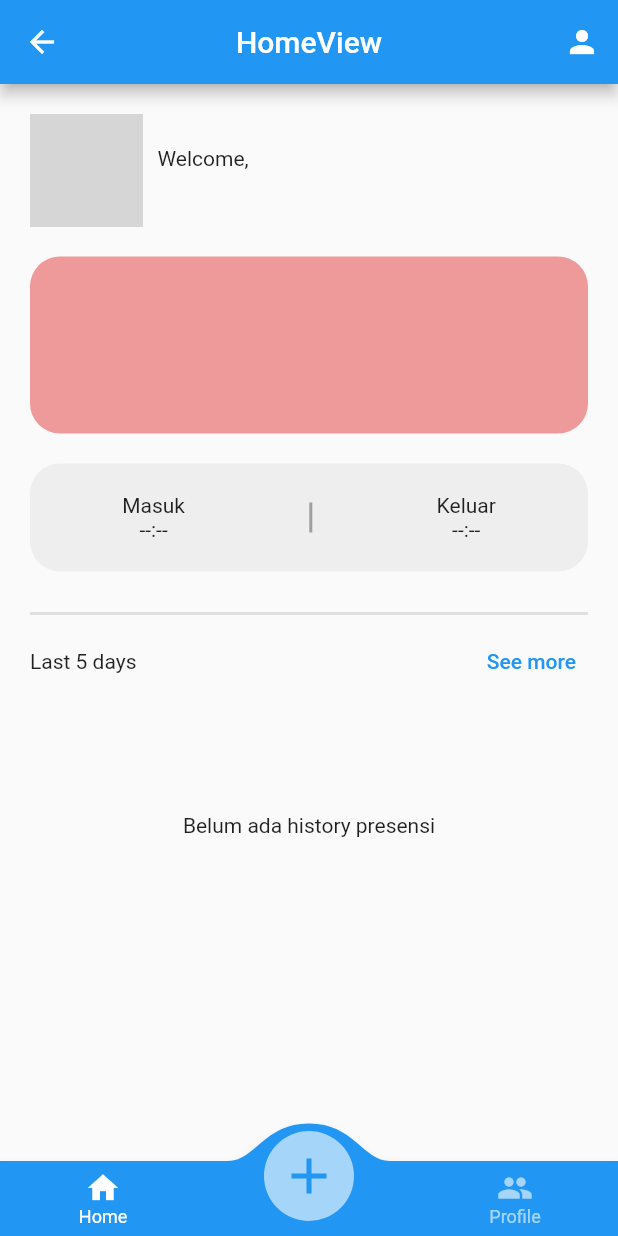
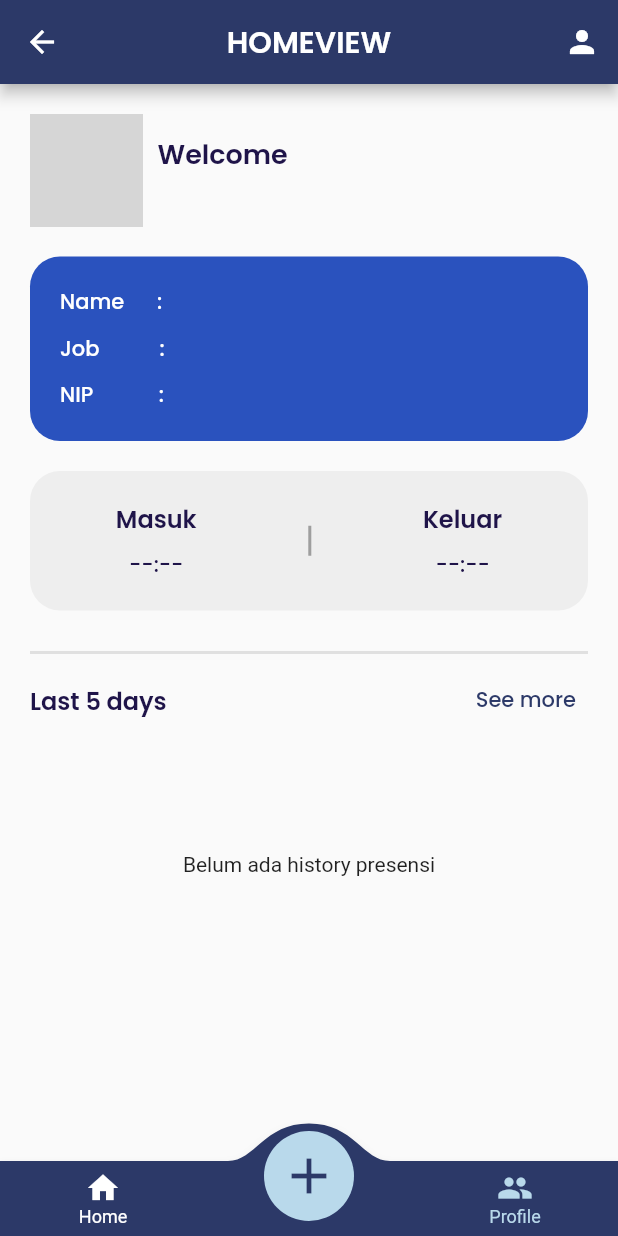
Before and after one commit to IchalAlwiros/presence_app, a Flutter app: the HomeView screen opened by its route, on a phone screen of 412 x 824 dp. Run offline on Flutter 3.47's test engine with Material 2 defaults, Android fonts, the phone set to English and light mode, and no system bars; drawn by our look-alikes of convex_bottom_bar; our stand-ins replace cloud_firestore, firebase_auth, firebase_core, firebase_storage, geocoding, geolocator and 3 more; accounts and stored records are empty; network calls fail; grey boxes are pictures that could not be loaded.

Commit message:
update sizedbox and home,profile page

```diff
--- a/lib/app/modules/add_pegawai/controllers/add_pegawai_controller.dart
+++ b/lib/app/modules/add_pegawai/controllers/add_pegawai_controller.dart
@@ -104,7 +104,7 @@ class AddPegawaiController extends GetxController {
           content: Column(
             children: [
               Text("Masukan password untuk validasi admin"),
-              SizedBox(height: 10),
+              const SizedBox(height: 10),
               TextField(
                 controller: passAdminC,
                 autocorrect: false,
--- a/lib/app/modules/add_pegawai/views/add_pegawai_view.dart
+++ b/lib/app/modules/add_pegawai/views/add_pegawai_view.dart
@@ -23,7 +23,7 @@ class AddPegawaiView extends GetView<AddPegawaiController> {
                 border: OutlineInputBorder(),
               ),
             ),
-            SizedBox(height: 20),
+            const SizedBox(height: 20),
             TextFormField(
               autocorrect: false,
               controller: controller.nameC,
@@ -40,7 +40,7 @@ class AddPegawaiView extends GetView<AddPegawaiController> {
                 border: OutlineInputBorder(),
               ),
             ),
-            SizedBox(height: 20),
+            const SizedBox(height: 20),
             TextFormField(
               autocorrect: false,
               controller: controller.emailC,
@@ -49,7 +49,7 @@ class AddPegawaiView extends GetView<AddPegawaiController> {
                 border: OutlineInputBorder(),
               ),
             ),
-            SizedBox(height: 30),
+            const SizedBox(height: 30),
             ElevatedButton(
               onPressed: () async {
                 if (controller.isLoading.isFalse) {
--- a/lib/app/modules/all_presesensi/views/all_presesensi_view.dart
+++ b/lib/app/modules/all_presesensi/views/all_presesensi_view.dart
@@ -67,7 +67,7 @@ class AllPresesensiView extends GetView<AllPresesensiController> {
                                 ),
                                 Text(
                                     '${DateFormat.jms().format(DateTime.now())}'),
-                                SizedBox(height: 10),
+                                const SizedBox(height: 10),
                                 Text('Keluar'),
                                 Text('${DateTime.now()}'),
                               ],
--- a/lib/app/modules/detail_presensi/views/detail_presensi_view.dart
+++ b/lib/app/modules/detail_presensi/views/detail_presensi_view.dart
@@ -28,7 +28,7 @@ class DetailPresensiView extends GetView<DetailPresensiController> {
                   Center(
                       child: Text(
                           '${DateFormat.yMMMMEEEEd().format(DateTime.now())}')),
-                  SizedBox(height: 20),
+                  const SizedBox(height: 20),
                   Text('Masuk'),
                   Text('Jam : ${DateFormat.jms().format(DateTime.now())}'),
                   Text(
@@ -37,7 +37,7 @@ class DetailPresensiView extends GetView<DetailPresensiController> {
                   Text(
                     'Status: -6, 32436',
                   ),
-                  SizedBox(
+                  const SizedBox(
                     height: 20,
                   ),
                   Text('Keluar'),
--- a/lib/app/modules/forgot_password/views/forgot_password_view.dart
+++ b/lib/app/modules/forgot_password/views/forgot_password_view.dart
@@ -22,7 +22,7 @@ class ForgotPasswordView extends GetView<ForgotPasswordController> {
               border: OutlineInputBorder(),
             ),
           ),
-          SizedBox(
+          const SizedBox(
             height: 20,
           ),
           Obx(() => ElevatedButton(
--- a/lib/app/modules/home/views/home_view.dart
+++ b/lib/app/modules/home/views/home_view.dart
@@ -9,6 +9,7 @@ import 'package:get/get.dart';
 import 'package:intl/intl.dart';
 import 'package:presence_app/app/controllers/page_index_controller.dart';
 import 'package:presence_app/app/routes/app_pages.dart';
+import 'package:presence_app/app/theme/theme.dart';
 
 import '../controllers/home_controller.dart';
 
@@ -18,31 +19,18 @@ class HomeView extends GetView<HomeController> {
   Widget build(BuildContext context) {
     return Scaffold(
       appBar: AppBar(
-        title: Text('HomeView'),
+        title: Text(
+          'HOMEVIEW',
+          style: whiteTextStyle.copyWith(
+            fontWeight: semiBold,
+          ),
+        ),
+        backgroundColor: kPrimaryColor,
         centerTitle: true,
         actions: [
           IconButton(
               onPressed: () => Get.toNamed(Routes.PAGE_PROFILE),
               icon: Icon(Icons.person))
-
-          // StreamBuilder<DocumentSnapshot<Map<String, dynamic>>>(
-          //     stream: controller.streamRole(), //untuk memantau role
-          //     builder: (context, snapshot) {
-          //       if (snapshot.connectionState == ConnectionState.waiting) {
-          //         return SizedBox();
-          //       }
-          //       String role = snapshot.data!.data()!["role"];
-          //       return IconButton(onPressed: () =>  Get.toNamed((role == 'admin') ? Routes.ADD_PEGAWAI) :, icon: icon)
-          //       // if (role == "admin") {
-          //       //   //Ini admin
-          //       //   return IconButton(
-          //       //     onPressed: () => Get.toNamed(Routes.ADD_PEGAWAI),
-          //       //     icon: Icon(Icons.person),
-          //       //   );
-          //       // } else {
-          //       //   return SizedBox();
-          //       // }
-          //     }),
         ],
       ),
       body: StreamBuilder<DocumentSnapshot<Map<String, dynamic>>>(
@@ -76,11 +64,17 @@ class HomeView extends GetView<HomeController> {
                           ),
                         ),
                       ),
-                      SizedBox(width: 10),
+                      const SizedBox(width: 10),
                       Column(
                         crossAxisAlignment: CrossAxisAlignment.start,
                         children: [
-                          Text('Welcome, '),
+                          Text(
+                            'Welcome',
+                            style: blackTextStyle.copyWith(
+                              fontSize: 18,
+                              fontWeight: semiBold,
+                            ),
+                          ),
                           Container(
                             width: 200,
                             child: Text(
@@ -88,31 +82,49 @@ class HomeView extends GetView<HomeController> {
                                   ? '${user['address']}'
                                   : "Belum Ada Posisi",
                               textAlign: TextAlign.left,
+                              style: blackTextStyle.copyWith(
+                                fontWeight: light,
+                              ),
                             ),
                           ),
                         ],
                       ),
                     ],
                   ),
-                  SizedBox(height: 20),
+                  const SizedBox(height: 20),
                   Container(
                     padding: EdgeInsets.all(20),
                     decoration: BoxDecoration(
-                      color: Colors.red[200],
+                      color: kBackgroundColor,
                       borderRadius: BorderRadius.circular(20),
                     ),
                     child: Column(
                       crossAxisAlignment: CrossAxisAlignment.start,
                       children: [
-                        Text('${user["job"]}'),
-                        SizedBox(height: 20),
-                        Text('${user["nip"]}'),
-                        SizedBox(height: 10),
-                        Text('${user["name"]}'),
+                        Text(
+                          'Name      :  ${user["name"]}',
+                          style: whiteTextStyle.copyWith(
+                            fontWeight: medium,
+                          ),
+                        ),
+                        const SizedBox(height: 10),
+                        Text(
+                          'Job           :  ${user["job"]}',
+                          style: whiteTextStyle.copyWith(
+                            fontWeight: medium,
+                          ),
+                        ),
+                        const SizedBox(height: 10),
+                        Text(
+                          'NIP            :  ${user["nip"]}',
+                          style: whiteTextStyle.copyWith(
+                            fontWeight: medium,
+                          ),
+                        ),
                       ],
                     ),
                   ),
-                  SizedBox(height: 20),
+                  const SizedBox(height: 20),
                   Container(
                     padding: EdgeInsets.all(20),
                     decoration: BoxDecoration(
@@ -139,10 +151,22 @@ class HomeView extends GetView<HomeController> {
                                 children: [
                                   Column(
                                     children: [
-                                      Text('Masuk'),
-                                      Text(dataToday?['masuk'] == null
-                                          ? '--:--'
-                                          : "${DateFormat.jms().format(DateTime.parse(dataToday!['masuk']['date']))}"),
+                                      Text(
+                                        'Masuk',
+                                        style: blackTextStyle.copyWith(
+                                          fontWeight: semiBold,
+                                          fontSize: 16,
+                                        ),
+                                      ),
+                                      const SizedBox(height: 8),
+                                      Text(
+                                        dataToday?['masuk'] == null
+                                            ? '--:--'
+                                            : "${DateFormat.jms().format(DateTime.parse(dataToday!['masuk']['date']))}",
+                                        style: blackTextStyle.copyWith(
+                                          fontWeight: medium,
+                                        ),
+                                      ),
                                     ],
                                   ),
                                   Container(
@@ -152,17 +176,29 @@ class HomeView extends GetView<HomeController> {
                                   ),
                                   Column(
                                     children: [
-                                      Text("Keluar"),
-                                      Text(dataToday?['keluar'] == null
-                                          ? '--:--'
-                                          : "${DateFormat.jms().format(DateTime.parse(dataToday!['keluar']['date']))}"),
+                                      Text(
+                                        "Keluar",
+                                        style: blackTextStyle.copyWith(
+                                          fontWeight: semiBold,
+                                          fontSize: 16,
+                                        ),
+                                      ),
+                                      const SizedBox(height: 8),
+                                      Text(
+                                        dataToday?['keluar'] == null
+                                            ? '--:--'
+                                            : "${DateFormat.jms().format(DateTime.parse(dataToday!['keluar']['date']))}",
+                                        style: blackTextStyle.copyWith(
+                                          fontWeight: medium,
+                                        ),
+                                      ),
                                     ],
                                   )
                                 ],
                               );
                             }),
                   ),
-                  SizedBox(height: 20),
+                  const SizedBox(height: 20),
                   Divider(
                     color: Colors.grey[300],
                     thickness: 2,
@@ -170,15 +206,27 @@ class HomeView extends GetView<HomeController> {
                   Row(
                     mainAxisAlignment: MainAxisAlignment.spaceBetween,
                     children: [
-                      Text('Last 5 days'),
+                      Text(
+                        'Last 5 days',
+                        style: blackTextStyle.copyWith(
+                          fontWeight: semiBold,
+                          fontSize: 16,
+                        ),
+                      ),
                       TextButton(
-                          onPressed: () {
-                            Get.toNamed(Routes.ALL_PRESESENSI);
-                          },
-                          child: Text('See more')),
+                        onPressed: () {
+                          Get.toNamed(Routes.ALL_PRESESENSI);
+                        },
+                        child: Text(
+                          'See more',
+                          style: blueTextStyle.copyWith(
+                            fontWeight: medium,
+                          ),
+                        ),
+                      ),
                     ],
                   ),
-                  SizedBox(height: 10),
+                  const SizedBox(height: 10),
                   StreamBuilder<QuerySnapshot<Map<String, dynamic>>>(
                       stream: controller.streamLastPresence(),
                       builder: (context, snapshotPresence) {
@@ -188,7 +236,7 @@ class HomeView extends GetView<HomeController> {
                         }
                         if (snapshotPresence.data?.docs.length == 0 ||
                             snapshotPresence.data == null) {
-                          return SizedBox(
+                          return const SizedBox(
                             height: 150,
                             child: Center(
                               child: Text('Belum ada history presensi'),
@@ -232,19 +280,30 @@ class HomeView extends GetView<HomeController> {
                                           mainAxisAlignment:
                                               MainAxisAlignment.spaceBetween,
                                           children: [
-                                            Text('Masuk'),
                                             Text(
-                                                '${DateFormat.yMMMEd().format(DateTime.parse(data['date']))}'),
+                                              'Masuk',
+                                              style: blackTextStyle.copyWith(
+                                                  fontWeight: semiBold),
+                                            ),
+                                            Text(
+                                              '${DateFormat.yMMMEd().format(DateTime.parse(data['date']))}',
+                                              style: blackTextStyle,
+                                            ),
                                           ],
                                         ),
                                         Text(
-                                            '${data['masuk']?['date'] == null ? '--:--' : DateFormat.jms().format(DateTime.parse(data['masuk']!['date']))}'),
-                                        SizedBox(height: 10),
-                                        Text('Keluar'),
+                                          '${data['masuk']?['date'] == null ? '--:--' : DateFormat.jms().format(DateTime.parse(data['masuk']!['date']))}',
+                                          style: blackTextStyle,
+                                        ),
+                                        const SizedBox(height: 10),
+                                        Text('Keluar',
+                                            style: blackTextStyle.copyWith(
+                                                fontWeight: semiBold)),
                                         Text(
                                           // '${DateFormat.jms().format(DateTime.parse(data['masuk']?['date']))}'
 
                                           '${data['keluar']?['date'] == null ? '--:--' : DateFormat.jms().format(DateTime.parse(data['keluar']!['date']))}',
+                                          style: blackTextStyle,
                                         ),
                                       ],
                                     ),
@@ -264,6 +323,8 @@ class HomeView extends GetView<HomeController> {
             }
           }),
       bottomNavigationBar: ConvexAppBar(
+        color: kTifanyColor,
+        backgroundColor: kPrimaryColor,
         style: TabStyle.fixedCircle,
         items: [
           TabItem(icon: Icons.home, title: 'Home'),
--- a/lib/app/modules/login/views/login_view.dart
+++ b/lib/app/modules/login/views/login_view.dart
@@ -23,7 +23,7 @@ class LoginView extends GetView<LoginController> {
                 border: OutlineInputBorder(),
               ),
             ),
-            SizedBox(
+            const SizedBox(
               height: 20,
             ),
             TextFormField(
@@ -34,7 +34,7 @@ class LoginView extends GetView<LoginController> {
                 border: OutlineInputBorder(),
               ),
             ),
-            SizedBox(
+            const SizedBox(
               height: 20,
             ),
             //obx fungsinya spt set state
--- a/lib/app/modules/new_password/views/new_password_view.dart
+++ b/lib/app/modules/new_password/views/new_password_view.dart
@@ -23,7 +23,7 @@ class NewPasswordView extends GetView<NewPasswordController> {
                 border: OutlineInputBorder(),
               ),
             ),
-            SizedBox(
+            const SizedBox(
               height: 30,
             ),
             ElevatedButton(
--- a/lib/app/modules/update_password/views/update_password_view.dart
+++ b/lib/app/modules/update_password/views/update_password_view.dart
@@ -23,7 +23,7 @@ class UpdatePasswordView extends GetView<UpdatePasswordController> {
                 border: OutlineInputBorder(),
               ),
             ),
-            SizedBox(height: 20),
+            const SizedBox(height: 20),
             TextFormField(
               controller: controller.newC,
               autocorrect: false,
@@ -32,7 +32,7 @@ class UpdatePasswordView extends GetView<UpdatePasswordController> {
                 border: OutlineInputBorder(),
               ),
             ),
-            SizedBox(height: 20),
+            const SizedBox(height: 20),
             TextFormField(
               controller: controller.confrimC,
               autocorrect: false,
@@ -41,7 +41,7 @@ class UpdatePasswordView extends GetView<UpdatePasswordController> {
                 border: OutlineInputBorder(),
               ),
             ),
-            SizedBox(height: 30),
+            const SizedBox(height: 30),
             Obx(() => ElevatedButton(
                 onPressed: () {
                   if (controller.isLoading.isFalse) {
--- a/lib/app/theme/theme.dart
+++ b/lib/app/theme/theme.dart
@@ -6,7 +6,7 @@ Color kBlackColor = Color(0xff1F1449);
 Color kWhiteColor = Color(0xffFFFFFF);
 Color kGreyColor = Color(0xff9698A9);
 Color kBlueColor = Color(0xff0039a6);
-Color kTifanyColor = Color(0xff81D8D0);
+Color kTifanyColor = Color(0xffB9D9EB);
 Color kBackgroundColor = Color(0xff2a52be);
 Color kInactiveColor = Color(0xff0CAFFF);
 
@@ -34,7 +34,7 @@ TextStyle greenAccentTextStyle = GoogleFonts.poppins(
   color: kInactiveColor,
 );
 
-TextStyle greenTextStyle = GoogleFonts.poppins(
+TextStyle blueTextStyle = GoogleFonts.poppins(
   color: kPrimaryColor,
 );
 
--- a/pubspec.yaml
+++ b/pubspec.yaml
@@ -29,3 +29,5 @@ dev_dependencies:
 
 flutter:
   uses-material-design: true
+  assets:
+    - assets/
```
Also changed, not shown: lib/app/modules/page_profile/views/page_profile_view.dart (+72 -15 lines), lib/app/modules/update_profile/views/update_profile_view.dart (+4 -4 lines), assets/login.png (added).
